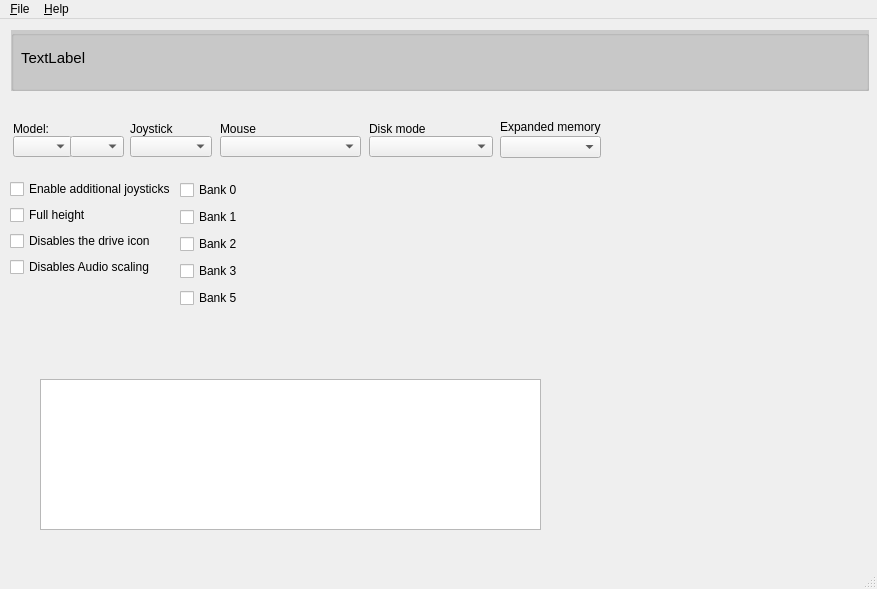
First picture: the form in ui/mainwindow.ui, repository Dominoman/cjmeditor, before the edit.
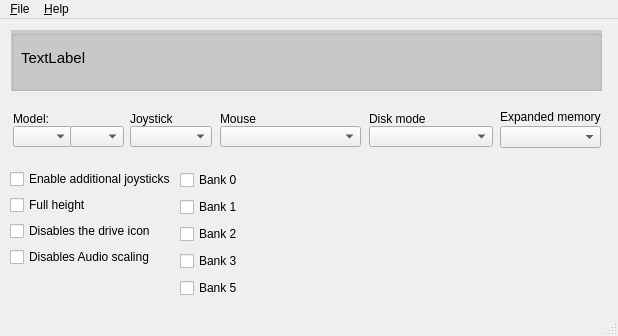
Second picture: the form after the edit.

```diff
--- a/ui/mainwindow.ui
+++ b/ui/mainwindow.ui
@@ -6,8 +6,8 @@
    <rect>
     <x>0</x>
     <y>0</y>
-    <width>877</width>
-    <height>589</height>
+    <width>618</width>
+    <height>336</height>
    </rect>
   </property>
   <property name="windowTitle">
@@ -19,7 +19,7 @@
      <rect>
       <x>11</x>
       <y>11</y>
-      <width>858</width>
+      <width>591</width>
       <height>61</height>
      </rect>
     </property>
@@ -107,7 +107,7 @@
     <property name="geometry">
      <rect>
       <x>369</x>
-      <y>117</y>
+      <y>107</y>
       <width>124</width>
       <height>21</height>
      </rect>
@@ -137,7 +137,7 @@
     <property name="geometry">
      <rect>
       <x>13</x>
-      <y>117</y>
+      <y>107</y>
       <width>59</width>
       <height>21</height>
      </rect>
@@ -162,7 +162,7 @@
     <property name="geometry">
      <rect>
       <x>130</x>
-      <y>117</y>
+      <y>107</y>
       <width>82</width>
       <height>21</height>
      </rect>
@@ -187,7 +187,7 @@
     <property name="geometry">
      <rect>
       <x>13</x>
-      <y>100</y>
+      <y>90</y>
       <width>59</width>
       <height>20</height>
      </rect>
@@ -209,7 +209,7 @@
     <property name="geometry">
      <rect>
       <x>369</x>
-      <y>100</y>
+      <y>90</y>
       <width>124</width>
       <height>20</height>
      </rect>
@@ -234,7 +234,7 @@
     <property name="geometry">
      <rect>
       <x>70</x>
-      <y>117</y>
+      <y>107</y>
       <width>54</width>
       <height>21</height>
      </rect>
@@ -259,7 +259,7 @@
     <property name="geometry">
      <rect>
       <x>130</x>
-      <y>100</y>
+      <y>90</y>
       <width>82</width>
       <height>20</height>
      </rect>
@@ -278,7 +278,7 @@
     <property name="geometry">
      <rect>
       <x>10</x>
-      <y>160</y>
+      <y>150</y>
       <width>164</width>
       <height>100</height>
      </rect>
@@ -318,7 +318,7 @@
     <property name="geometry">
      <rect>
       <x>180</x>
-      <y>160</y>
+      <y>150</y>
       <width>204</width>
       <height>130</height>
      </rect>
@@ -361,24 +361,11 @@
      </item>
     </layout>
    </widget>
-   <widget class="QPlainTextEdit" name="cjmcontent">
-    <property name="geometry">
-     <rect>
-      <x>40</x>
-      <y>360</y>
-      <width>501</width>
-      <height>151</height>
-     </rect>
-    </property>
-    <property name="readOnly">
-     <bool>true</bool>
-    </property>
-   </widget>
    <widget class="QLabel" name="label_4">
     <property name="geometry">
      <rect>
       <x>500</x>
-      <y>100</y>
+      <y>90</y>
       <width>101</width>
       <height>16</height>
      </rect>
@@ -391,7 +378,7 @@
     <property name="geometry">
      <rect>
       <x>500</x>
-      <y>117</y>
+      <y>107</y>
       <width>101</width>
       <height>22</height>
      </rect>
@@ -421,7 +408,7 @@
     <property name="geometry">
      <rect>
       <x>220</x>
-      <y>117</y>
+      <y>107</y>
       <width>141</width>
       <height>21</height>
      </rect>
@@ -446,7 +433,7 @@
     <property name="geometry">
      <rect>
       <x>220</x>
-      <y>100</y>
+      <y>90</y>
       <width>82</width>
       <height>20</height>
      </rect>
@@ -467,7 +454,7 @@
     <rect>
      <x>0</x>
      <y>0</y>
-     <width>877</width>
+     <width>618</width>
      <height>22</height>
     </rect>
    </property>
```
